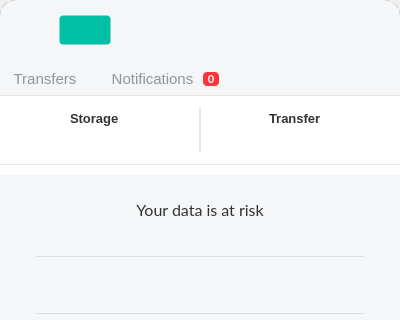
Qt form src/MEGASync/gui/macx/InfoDialog.ui (jcassette/megasync-appimage) before a commit; both pictures show x 0 to 400 and y 0 to 320 of the 400 by 564 pixel window.
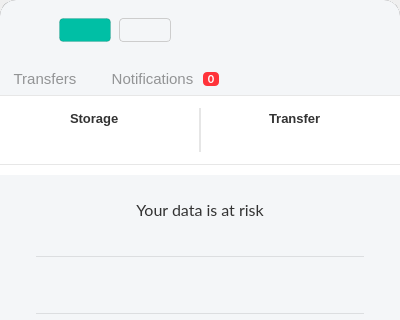
The same form after that commit. Icons and pictures are not drawn. Custom widgets are drawn as their Qt base class.

What changed in the file:
```diff
--- a/src/MEGASync/gui/macx/InfoDialog.ui
+++ b/src/MEGASync/gui/macx/InfoDialog.ui
@@ -71,7 +71,7 @@
 font-family: Inter;
 font-size: 12px;
 line-height: 18px;
-border: 1px solid #0000001A;
+border: 1px solid rgba(0, 0, 0, 10%);
 border-radius: 4px;
 color: #FFFFFF;
 padding: 4px 8px;
@@ -92,7 +92,34 @@
 
 #bUpgrade::disabled
 {
-background-color: #00BFA54D;
+background-color: rgba(0, 191, 165, 30%);
+}
+
+#bCreateSync
+{
+font-family: Inter;
+font-size: 12px;
+line-height: 18px;
+border: 1px solid #CDCDCD;
+border-radius: 4px;
+padding: 4px 8px;
+image-position: right;
+text-align: left;
+}
+
+#bCreateSync::hover
+{
+background-color:  #FAFAFA;
+}
+
+#bCreateSync::pressed
+{
+background-color: #FFFFFF;
+}
+
+#bCreateSync::disabled
+{
+background-color: #FFFFFF;
 }</string>
   </property>
   <property name="sizeGripEnabled">
@@ -252,7 +279,7 @@
               </property>
               <layout class="QHBoxLayout" name="horizontalLayout">
                <property name="spacing">
-                <number>16</number>
+                <number>8</number>
                </property>
                <property name="leftMargin">
                 <number>15</number>
@@ -276,18 +303,34 @@
                  </property>
                 </widget>
                </item>
+               <item>
+                <spacer name="horizontalSpacer_16">
+                 <property name="orientation">
+                  <enum>Qt::Horizontal</enum>
+                 </property>
+                 <property name="sizeType">
+                  <enum>QSizePolicy::Fixed</enum>
+                 </property>
+                 <property name="sizeHint" stdset="0">
+                  <size>
+                   <width>8</width>
+                   <height>20</height>
+                  </size>
+                 </property>
+                </spacer>
+               </item>
                <item>
                 <widget class="QPushButton" name="bUpgrade">
                  <property name="minimumSize">
                   <size>
                    <width>0</width>
-                   <height>30</height>
+                   <height>24</height>
                   </size>
                  </property>
                  <property name="maximumSize">
                   <size>
                    <width>16777215</width>
-                   <height>30</height>
+                   <height>24</height>
                   </size>
                  </property>
                  <property name="cursor">
@@ -302,6 +345,37 @@
                  <property name="text">
                   <string/>
                  </property>
+                 <property name="flat">
+                  <bool>true</bool>
+                 </property>
+                </widget>
+               </item>
+               <item>
+                <widget class="QPushButton" name="bCreateSync">
+                 <property name="minimumSize">
+                  <size>
+                   <width>0</width>
+                   <height>24</height>
+                  </size>
+                 </property>
+                 <property name="maximumSize">
+                  <size>
+                   <width>16777215</width>
+                   <height>24</height>
+                  </size>
+                 </property>
+                 <property name="cursor">
+                  <cursorShape>PointingHandCursor</cursorShape>
+                 </property>
+                 <property name="mouseTracking">
+                  <bool>true</bool>
+                 </property>
+                 <property name="styleSheet">
+                  <string notr="true"/>
+                 </property>
+                 <property name="text">
+                  <string notr="true"/>
+                 </property>
                  <property name="icon">
                   <iconset resource="../Resources_macx.qrc">
                    <normaloff>:/images/star-spark.svg</normaloff>:/images/star-spark.svg</iconset>
```
Left out of the diff: 101 changed lines with no effect on the pictures.
